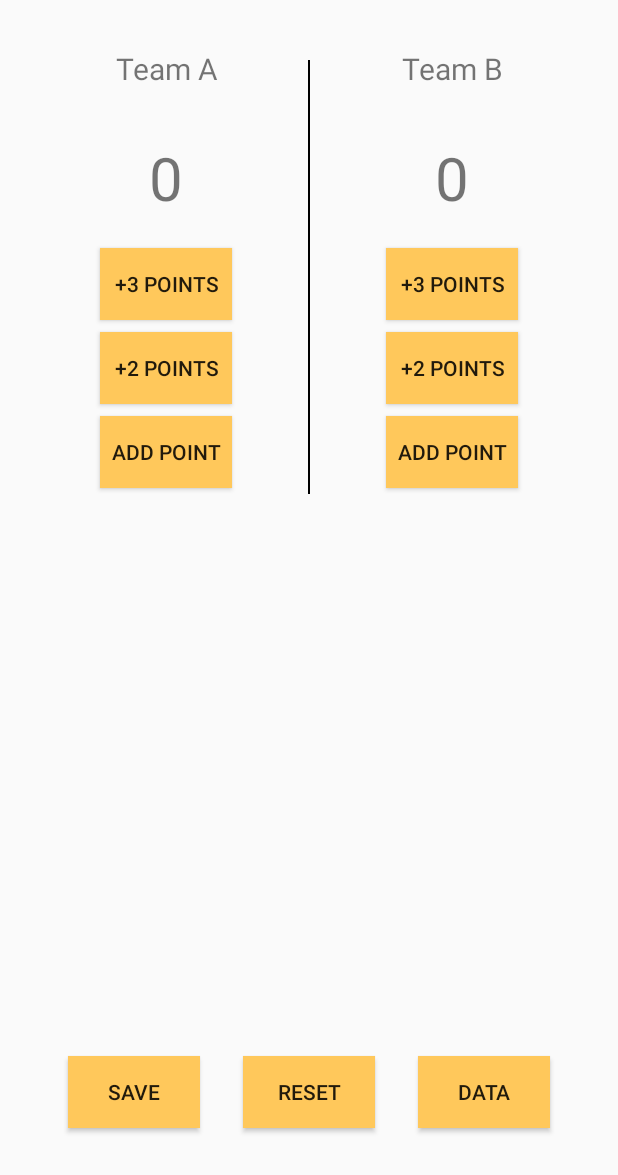
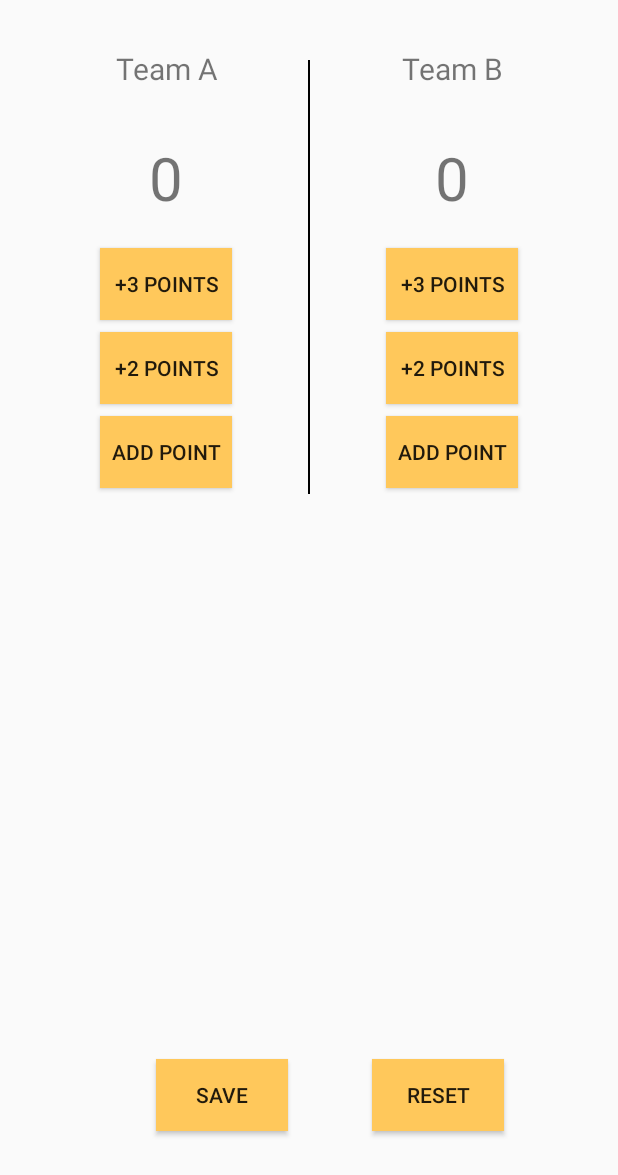
Before and after one commit to Gupta5610/Score_counter, an Android app: the Scorekeeping screen opened directly, with no data from a screen before it, on a phone screen of 412 x 824 dp. Shown: the top 1175 px of the screen. Run offline under Robolectric (Android 15) with nearby library versions, the phone set to English and light mode, and no system bars; 2 statements that could not run were skipped.

Commit message:
Data button shifted to main activity

```diff
--- a/app/src/main/java/ashishgupta/com/score_counter/Scorekeeping.java
+++ b/app/src/main/java/ashishgupta/com/score_counter/Scorekeeping.java
@@ -14,7 +14,7 @@ public class Scorekeeping extends AppCompatActivity {
 
     TextView displayA,displayb,TeamA,TeamB;
     int scoreA=0,scoreB=0;
-    Button reset,save,data;
+    Button reset,save;
     Intent intent;
     Gameinfo game;
     Calendar now;
@@ -26,7 +26,6 @@ public class Scorekeeping extends AppCompatActivity {
         setContentView(R.layout.activity_scorekeeping);
         reset=(Button)findViewById(R.id.reset);
         save=(Button)findViewById(R.id.save);
-        data=(Button)findViewById(R.id.data);
         TeamA=(TextView)findViewById(R.id.TeamA);
         TeamB=(TextView)findViewById(R.id.TeamB);
         intent=getIntent();
@@ -61,12 +60,13 @@ public class Scorekeeping extends AppCompatActivity {
                 else
                 {game.setWinner(" --  DRAW -- ");}
                 Long i=handler.add_to_db(game);
-                Toast.makeText(getApplicationContext(),"Game No :"+i+ "Saved",Toast.LENGTH_SHORT).show();
+                Toast.makeText(getApplicationContext(),"Game No :"+i,Toast.LENGTH_SHORT).show();
                 intent=new Intent(Scorekeeping.this,Main.class);
                 startActivity(intent);
 
             }
         });
+
 
 
 
--- a/app/src/main/res/layout/activity_scorekeeping.xml
+++ b/app/src/main/res/layout/activity_scorekeeping.xml
@@ -12,7 +12,8 @@
     <LinearLayout
         android:layout_width="match_parent"
         android:layout_height="wrap_content"
-        android:orientation="horizontal">
+        android:orientation="horizontal"
+        android:id="@+id/linearLayout">
         <LinearLayout
             android:layout_width="0dp"
             android:layout_height="wrap_content"
@@ -135,9 +136,12 @@
         android:text="Reset"
         android:id="@+id/reset"
         android:background="#FFFFC85B"
+        android:layout_marginBottom="54dp"
         android:layout_alignParentBottom="true"
-        android:layout_centerHorizontal="true"
-        android:layout_marginBottom="56dp" />
+        android:layout_alignRight="@+id/linearLayout"
+        android:layout_alignEnd="@+id/linearLayout"
+        android:layout_marginRight="60dp"
+        android:layout_marginEnd="60dp" />
 
     <Button
         android:layout_width="wrap_content"
@@ -146,22 +150,11 @@
         android:id="@+id/save"
         android:background="#FFFFC85B"
         android:layout_alignTop="@+id/reset"
-        android:layout_alignParentLeft="true"
-        android:layout_alignParentStart="true"
-        android:layout_marginLeft="29dp"
-        android:layout_marginStart="29dp" />
+        android:layout_toLeftOf="@+id/reset"
+        android:layout_toStartOf="@+id/reset"
+        android:layout_marginRight="56dp"
+        android:layout_marginEnd="56dp" />
 
-    <Button
-        android:layout_width="wrap_content"
-        android:layout_height="wrap_content"
-        android:text="Data"
-        android:id="@+id/data"
-        android:layout_alignTop="@+id/reset"
-        android:layout_alignParentRight="true"
-        android:layout_alignParentEnd="true"
-        android:layout_marginRight="29dp"
-        android:layout_marginEnd="29dp"
-        android:background="#FFFFC85B" />
 
 
 </RelativeLayout>
```
Also changed, not shown: app/src/main/java/ashishgupta/com/score_counter/List.java (+11 -6 lines), app/src/main/java/ashishgupta/com/score_counter/Main.java (+10 -1 lines), app/src/main/res/layout/homescreen.xml (+13 -0 lines).
